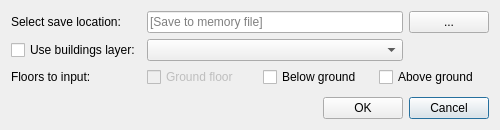
This is CreateNew_LU_dialog_base.ui in spacesyntax/UrbanDataInputTool as Qt 5 draws it before an edit. The edited form follows.
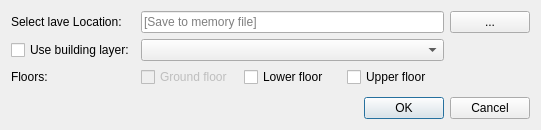
This is the edited form.

Diff of the .ui file:
```diff
--- a/CreateNew_LU_dialog_base.ui
+++ b/CreateNew_LU_dialog_base.ui
@@ -6,7 +6,7 @@
    <rect>
     <x>0</x>
     <y>0</y>
-    <width>500</width>
+    <width>541</width>
     <height>130</height>
    </rect>
   </property>
@@ -18,7 +18,7 @@
   </property>
   <property name="minimumSize">
    <size>
-    <width>500</width>
+    <width>0</width>
     <height>130</height>
    </size>
   </property>
@@ -31,35 +31,53 @@
   <property name="windowTitle">
    <string>Create new land use layer</string>
   </property>
+  <layout class="QVBoxLayout" name="verticalLayout">
+   <item>
   <layout class="QGridLayout" name="gridLayout">
-   <item row="1" column="0">
+     <item row="3" column="1" colspan="2">
+      <widget class="QComboBox" name="selectbuildingCombo"/>
+     </item>
+     <item row="3" column="0">
     <widget class="QCheckBox" name="createNewLUFileCheckBox">
      <property name="text">
-      <string>Use buildings layer:</string>
+        <string>Use building layer:</string>
      </property>
     </widget>
    </item>
-   <item row="0" column="0">
-    <widget class="QLabel" name="SavelocationlabelLU">
-     <property name="sizePolicy">
-      <sizepolicy hsizetype="Maximum" vsizetype="Maximum">
-       <horstretch>0</horstretch>
-       <verstretch>0</verstretch>
-      </sizepolicy>
-     </property>
-     <property name="text">
-      <string>Select save location:</string>
-     </property>
-    </widget>
-   </item>
-   <item row="0" column="1" colspan="3">
+     <item row="2" column="1" colspan="2">
     <widget class="QLineEdit" name="lineEditLU">
      <property name="placeholderText">
       <string>[Save to memory file]</string>
      </property>
     </widget>
    </item>
-   <item row="4" column="4">
+     <item row="6" column="2">
+      <widget class="QPushButton" name="pushButtonLUNewFileDLG">
+       <property name="sizePolicy">
+        <sizepolicy hsizetype="Maximum" vsizetype="Fixed">
+         <horstretch>0</horstretch>
+         <verstretch>0</verstretch>
+        </sizepolicy>
+       </property>
+       <property name="text">
+        <string>OK</string>
+       </property>
+      </widget>
+     </item>
+     <item row="2" column="3">
+      <widget class="QPushButton" name="pushButtonSelectLocationLU">
+       <property name="sizePolicy">
+        <sizepolicy hsizetype="Maximum" vsizetype="Fixed">
+         <horstretch>0</horstretch>
+         <verstretch>0</verstretch>
+        </sizepolicy>
+       </property>
+       <property name="text">
+        <string>...</string>
+       </property>
+      </widget>
+     </item>
+     <item row="6" column="3">
     <widget class="QPushButton" name="closePopUpLUButton">
      <property name="sizePolicy">
       <sizepolicy hsizetype="Maximum" vsizetype="Fixed">
@@ -72,58 +90,27 @@
      </property>
     </widget>
    </item>
-   <item row="2" column="1" colspan="4">
-    <layout class="QHBoxLayout" name="horizontalLayout">
-     <item>
-      <widget class="QCheckBox" name="LUincGFcheckBox">
-       <property name="enabled">
-        <bool>false</bool>
-       </property>
-       <property name="text">
-        <string>Ground floor</string>
-       </property>
-      </widget>
-     </item>
-     <item>
-      <widget class="QCheckBox" name="LUincLFcheckBox">
-       <property name="text">
-        <string>Below ground</string>
-       </property>
-      </widget>
-     </item>
-     <item>
-      <widget class="QCheckBox" name="LUincUFcheckBox">
-       <property name="text">
-        <string>Above ground</string>
-       </property>
-      </widget>
-     </item>
-    </layout>
-   </item>
-   <item row="2" column="0">
+     <item row="4" column="0">
     <widget class="QLabel" name="label">
      <property name="text">
-      <string>Floors to input: </string>
+        <string>Floors: </string>
      </property>
     </widget>
    </item>
-   <item row="1" column="1" colspan="3">
-    <widget class="QComboBox" name="selectbuildingCombo"/>
-   </item>
-   <item row="0" column="4">
-    <widget class="QPushButton" name="pushButtonSelectLocationLU">
+     <item row="2" column="0">
+      <widget class="QLabel" name="SavelocationlabelLU">
      <property name="sizePolicy">
-      <sizepolicy hsizetype="Maximum" vsizetype="Fixed">
+        <sizepolicy hsizetype="Maximum" vsizetype="Maximum">
        <horstretch>0</horstretch>
        <verstretch>0</verstretch>
       </sizepolicy>
      </property>
      <property name="text">
-      <string>...</string>
+        <string>Select lave Location:</string>
      </property>
     </widget>
    </item>
-   <item row="3" column="4">
+     <item row="5" column="2">
     <spacer name="verticalSpacer_2">
      <property name="orientation">
       <enum>Qt::Vertical</enum>
@@ -131,23 +118,40 @@
      <property name="sizeHint" stdset="0">
       <size>
        <width>20</width>
-       <height>16</height>
+         <height>40</height>
       </size>
      </property>
     </spacer>
    </item>
-   <item row="4" column="3">
-    <widget class="QPushButton" name="pushButtonLUNewFileDLG">
-     <property name="sizePolicy">
-      <sizepolicy hsizetype="Maximum" vsizetype="Fixed">
-       <horstretch>0</horstretch>
-       <verstretch>0</verstretch>
-      </sizepolicy>
+     <item row="4" column="1" colspan="2">
+      <layout class="QHBoxLayout" name="horizontalLayout">
+       <item>
+        <widget class="QCheckBox" name="LUincGFcheckBox">
+         <property name="enabled">
+          <bool>false</bool>
      </property>
      <property name="text">
-      <string>OK</string>
-     </property>
-    </widget>
+          <string>Ground floor</string>
+         </property>
+        </widget>
+       </item>
+       <item>
+        <widget class="QCheckBox" name="LUincLFcheckBox">
+         <property name="text">
+          <string>Lower floor</string>
+         </property>
+        </widget>
+       </item>
+       <item>
+        <widget class="QCheckBox" name="LUincUFcheckBox">
+         <property name="text">
+          <string>Upper floor</string>
+         </property>
+        </widget>
+       </item>
+      </layout>
+     </item>
+    </layout>
    </item>
   </layout>
  </widget>
```
Lines whose indentation alone changed are shown as unchanged.
